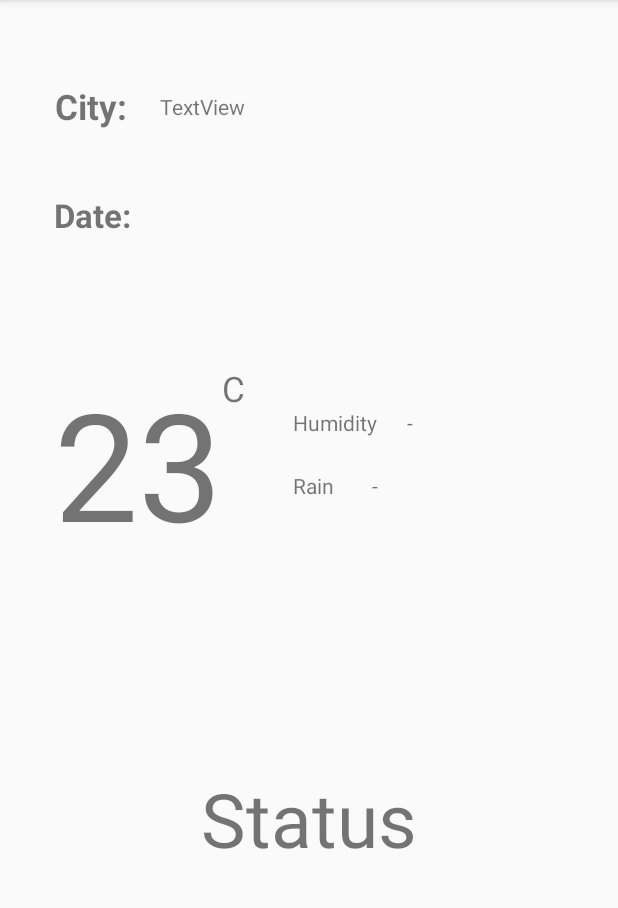
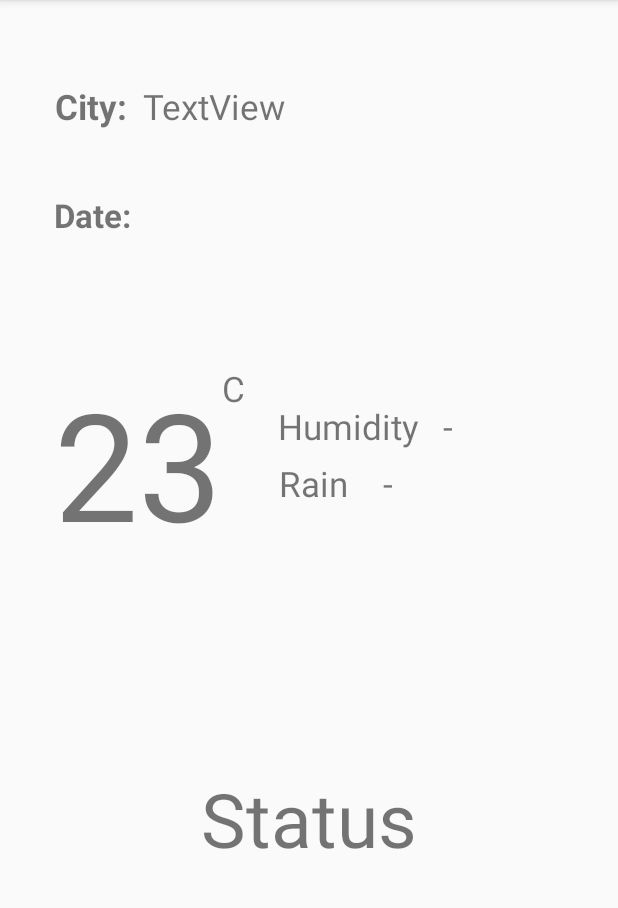
Before and after one commit to AvaNorada/-3CSB-GROUP5, an Android app: the screen it shows after launch (MainActivity), on a phone screen of 412 x 824 dp, the part 84-992 px from its top. Run offline under Robolectric (Android 15) with nearby library versions, the light colour scheme and no system bars; our stand-ins replace Volley; network calls fail.

Commit message:
humidity, rain added

```diff
--- a/WeatherCurrentDay/app/src/main/res/layout/activity_main.xml
+++ b/WeatherCurrentDay/app/src/main/res/layout/activity_main.xml
@@ -96,6 +96,7 @@
         android:layout_width="wrap_content"
         android:layout_height="wrap_content"
         android:text="TextView"
+        android:textSize="23sp"
         app:layout_constraintBottom_toBottomOf="@+id/textView5"
         app:layout_constraintEnd_toEndOf="parent"
         app:layout_constraintHorizontal_bias="0.3"
@@ -107,30 +108,33 @@
         android:layout_width="wrap_content"
         android:layout_height="wrap_content"
         android:text="Humidity"
+        android:textSize="23sp"
         app:layout_constraintBottom_toBottomOf="@+id/temp"
         app:layout_constraintEnd_toEndOf="parent"
-        app:layout_constraintHorizontal_bias="0.549"
+        app:layout_constraintHorizontal_bias="0.583"
         app:layout_constraintStart_toStartOf="parent"
         app:layout_constraintTop_toTopOf="@+id/temp"
-        app:layout_constraintVertical_bias="0.263" />
+        app:layout_constraintVertical_bias="0.264" />
 
     <TextView
         android:id="@+id/textView7"
         android:layout_width="wrap_content"
         android:layout_height="wrap_content"
         android:text="Rain"
+        android:textSize="23sp"
         app:layout_constraintBottom_toBottomOf="@+id/temp"
         app:layout_constraintEnd_toEndOf="parent"
-        app:layout_constraintHorizontal_bias="0.507"
+        app:layout_constraintHorizontal_bias="0.508"
         app:layout_constraintStart_toStartOf="parent"
         app:layout_constraintTop_toTopOf="@+id/temp"
-        app:layout_constraintVertical_bias="0.631" />
+        app:layout_constraintVertical_bias="0.637" />
 
     <TextView
         android:id="@+id/humVal"
         android:layout_width="wrap_content"
         android:layout_height="wrap_content"
         android:text="-"
+        android:textSize="23sp"
         app:layout_constraintBottom_toBottomOf="@+id/textView6"
         app:layout_constraintEnd_toEndOf="parent"
         app:layout_constraintHorizontal_bias="0.128"
@@ -143,6 +147,7 @@
         android:layout_width="wrap_content"
         android:layout_height="wrap_content"
         android:text="-"
+        android:textSize="23sp"
         app:layout_constraintBottom_toBottomOf="@+id/textView7"
         app:layout_constraintEnd_toEndOf="parent"
         app:layout_constraintHorizontal_bias="0.135"
```
